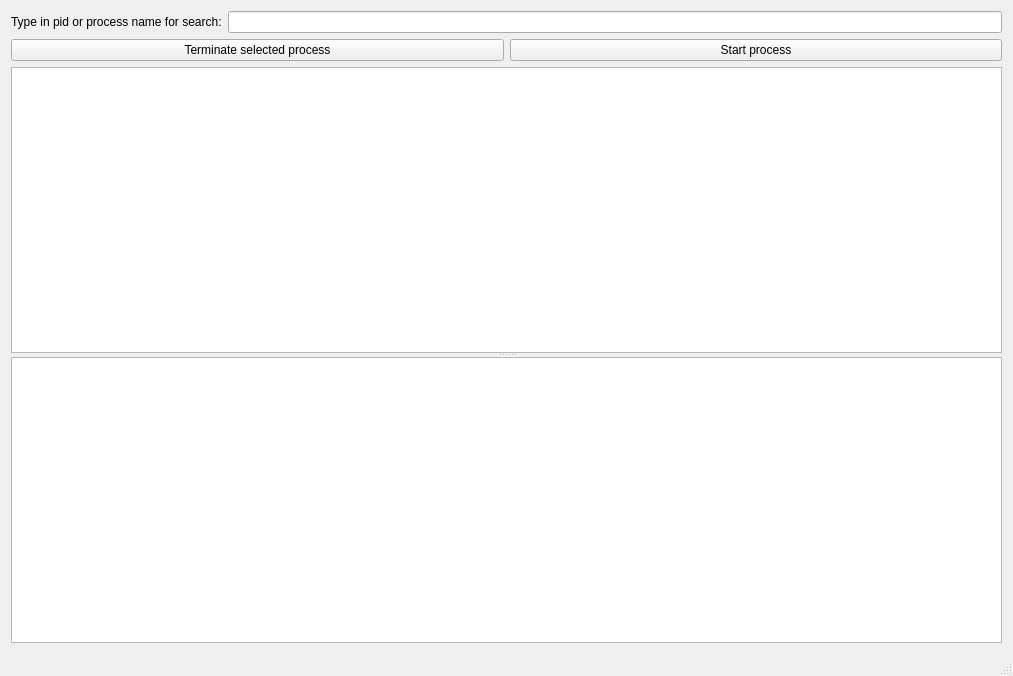
First picture: the form in DllViewer/dllviewer.ui, repository ANDR-ASCII/DllViewer, before the edit.
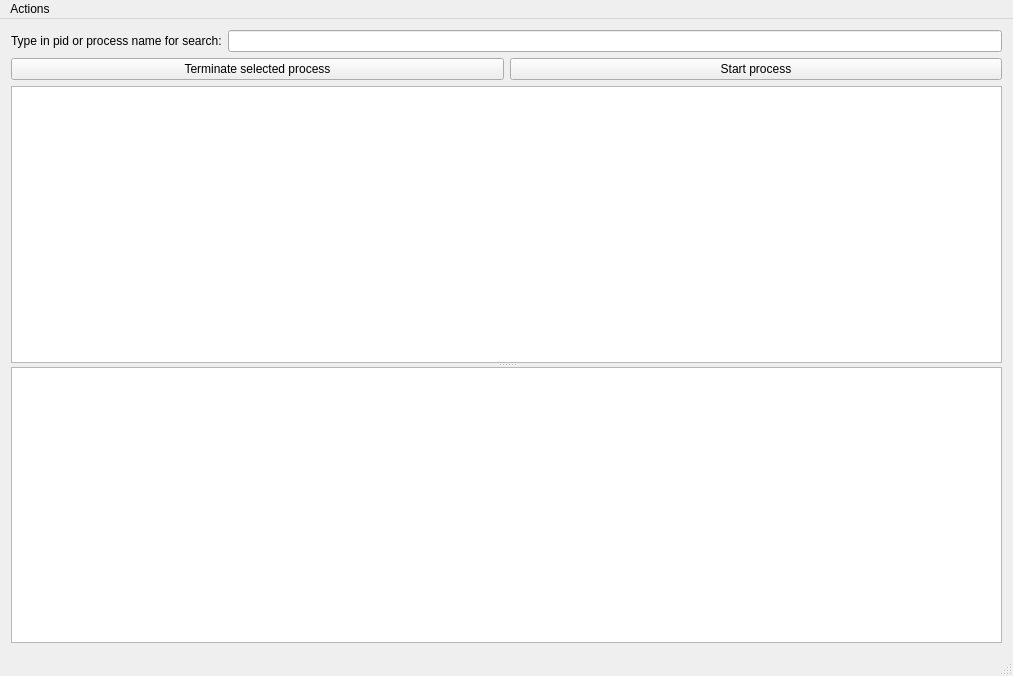
Second picture: the form after the edit. Icons and pictures are not drawn.

The edit to the form file:
```diff
--- a/DllViewer/dllviewer.ui
+++ b/DllViewer/dllviewer.ui
@@ -75,6 +75,14 @@
      <height>21</height>
     </rect>
    </property>
+   <widget class="QMenu" name="menuActions">
+    <property name="title">
+     <string>Actions</string>
+    </property>
+    <addaction name="actionTerminate_process"/>
+    <addaction name="actionStart_new_process"/>
+   </widget>
+   <addaction name="menuActions"/>
   </widget>
   <widget class="QStatusBar" name="statusBar"/>
  </widget>
```
Left out of the diff: 21 changed lines with no effect on the pictures.
